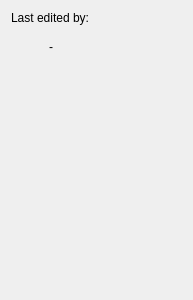
Before: the Qt Designer form src/desktop/ui/inspectorsettings.ui in drawpile/Drawpile, drawn with Qt 5.
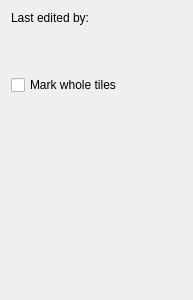
After: the same form once the commit is applied.

Commit message:
Allow inspecting whole tiles
While it looks ugly, marking whole tiles in the inspector is useful to
get a broad overview of who drew what, without having to zoom in on
narrow lines. This adds a checkbox to the inspector settings that allows
toggling the behavior.

The edit to the form file:
```diff
--- a/src/desktop/ui/inspectorsettings.ui
+++ b/src/desktop/ui/inspectorsettings.ui
@@ -10,16 +10,16 @@
     <height>300</height>
    </rect>
   </property>
-  <layout class="QVBoxLayout">
+  <layout class="QVBoxLayout" name="inspectorLayout">
    <item>
-    <widget class="QLabel">
+    <widget class="QLabel" name="lblLastEdited">
      <property name="text">
       <string>Last edited by:</string>
      </property>
     </widget>
    </item>
    <item>
-    <layout class="QHBoxLayout">
+    <layout class="QHBoxLayout" name="lastEditedLayout">
      <item>
       <widget class="QLabel" name="lblAvatar">
        <property name="sizePolicy">
@@ -44,9 +44,6 @@
      </item>
      <item>
       <widget class="QLabel" name="lblUsername">
-       <property name="text">
-        <string notr="true">-</string>
-       </property>
        <property name="textFormat">
         <enum>Qt::PlainText</enum>
        </property>
@@ -55,14 +52,37 @@
     </layout>
    </item>
    <item>
-    <spacer>
+    <spacer name="inspectorSeparator">
      <property name="orientation">
       <enum>Qt::Vertical</enum>
      </property>
+     <property name="sizeType">
+      <enum>QSizePolicy::Fixed</enum>
+     </property>
      <property name="sizeHint" stdset="0">
       <size>
-       <width>20</width>
-       <height>222</height>
+       <width>0</width>
+       <height>6</height>
+      </size>
+     </property>
+    </spacer>
+   </item>
+   <item>
+    <widget class="QCheckBox" name="showTilesBox">
+     <property name="text">
+      <string>Mark whole tiles</string>
+     </property>
+    </widget>
+   </item>
+   <item>
+    <spacer name="inspectorSpacer">
+     <property name="orientation">
+      <enum>Qt::Vertical</enum>
+     </property>
+     <property name="sizeHint" stdset="0">
+      <size>
+       <width>0</width>
+       <height>0</height>
       </size>
      </property>
     </spacer>
```
The commit also changes 15 other files.
